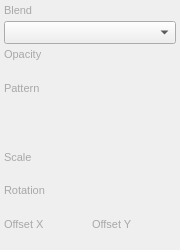
First picture: the form in src/UI/Widgets/SparkleOverlayEffectSettingsPanel.ui, repository Fluocode/SpriteGlypher, before the edit.
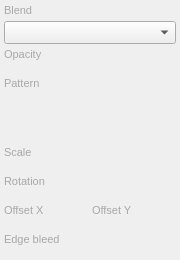
Second picture: the form after the edit. Custom widgets are drawn as their Qt base class.

Commit message: Drag Font Files

```diff
--- a/src/UI/Widgets/SparkleOverlayEffectSettingsPanel.ui
+++ b/src/UI/Widgets/SparkleOverlayEffectSettingsPanel.ui
@@ -6,7 +6,7 @@
    <rect><x>0</x><y>0</y><width>180</width><height>250</height></rect>
   </property>
   <property name="minimumSize">
-   <size><width>180</width><height>220</height></size>
+   <size><width>180</width><height>260</height></size>
   </property>
   <layout class="QVBoxLayout" name="verticalLayout">
    <property name="spacing"><number>0</number></property>
@@ -98,6 +98,18 @@
      <item row="11" column="1">
       <widget class="SGValueSliderRow" name="rowOffsetY" native="true"/>
      </item>
+
+     <item row="12" column="0" colspan="2">
+      <widget class="QLabel" name="labelEdgeBleed">
+       <property name="font"><font><pointsize>8</pointsize></font></property>
+       <property name="styleSheet"><string notr="true">color: #a8a8a8;</string></property>
+       <property name="text"><string>Edge bleed</string></property>
+       <property name="toolTip"><string>Extra pixels past the ink edge so sparkles are not cut off at the fill boundary (0 = hard clip).</string></property>
+      </widget>
+     </item>
+     <item row="13" column="0" colspan="2">
+      <widget class="SGValueSliderRow" name="rowEdgeBleed" native="true"/>
+     </item>
     </layout>
    </item>
   </layout>
```
The commit also changes 29 other files.
